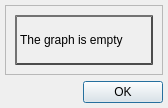
Old version of the form graphdialog.ui in the repository przemekblasiak/petri-net-simulator.
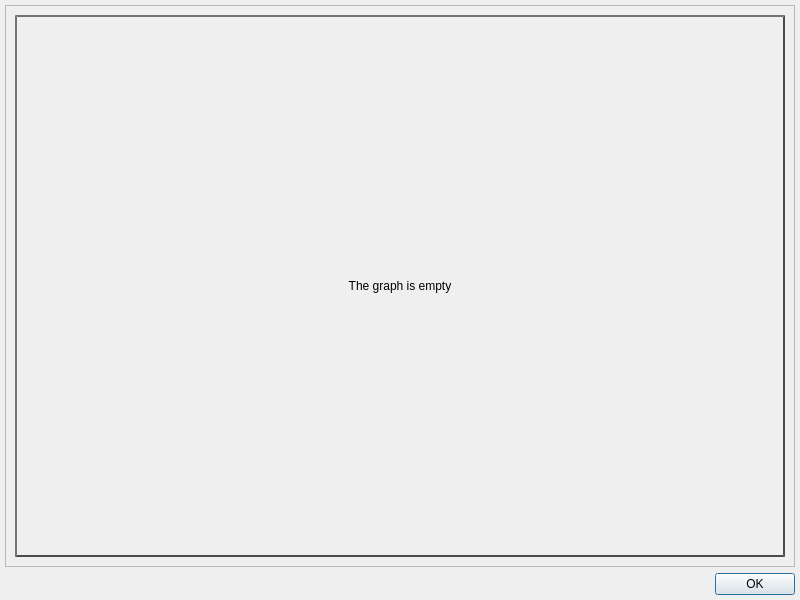
New version of the form.

```diff
--- a/graphdialog.ui
+++ b/graphdialog.ui
@@ -9,16 +9,28 @@
    <rect>
     <x>0</x>
     <y>0</y>
-    <width>168</width>
-    <height>99</height>
+    <width>800</width>
+    <height>600</height>
    </rect>
   </property>
   <property name="sizePolicy">
-   <sizepolicy hsizetype="Minimum" vsizetype="Minimum">
+   <sizepolicy hsizetype="Expanding" vsizetype="Expanding">
     <horstretch>0</horstretch>
     <verstretch>0</verstretch>
    </sizepolicy>
   </property>
+  <property name="minimumSize">
+   <size>
+    <width>800</width>
+    <height>600</height>
+   </size>
+  </property>
+  <property name="maximumSize">
+   <size>
+    <width>1000000</width>
+    <height>1000000</height>
+   </size>
+  </property>
   <property name="windowTitle">
    <string>Graph</string>
   </property>
@@ -41,11 +53,17 @@
    <item>
     <widget class="QScrollArea" name="scrollArea">
      <property name="sizePolicy">
-      <sizepolicy hsizetype="Minimum" vsizetype="Minimum">
+      <sizepolicy hsizetype="Expanding" vsizetype="Expanding">
        <horstretch>0</horstretch>
        <verstretch>0</verstretch>
       </sizepolicy>
      </property>
+     <property name="maximumSize">
+      <size>
+       <width>10000000</width>
+       <height>10000000</height>
+      </size>
+     </property>
      <property name="widgetResizable">
       <bool>true</bool>
      </property>
@@ -54,10 +72,16 @@
        <rect>
         <x>0</x>
         <y>0</y>
-        <width>154</width>
-        <height>44</height>
+        <width>786</width>
+        <height>545</height>
        </rect>
       </property>
+      <property name="sizePolicy">
+       <sizepolicy hsizetype="Minimum" vsizetype="Minimum">
+        <horstretch>0</horstretch>
+        <verstretch>0</verstretch>
+       </sizepolicy>
+      </property>
       <layout class="QVBoxLayout" name="verticalLayout_2">
        <item>
         <widget class="QLabel" name="pixmapLabel">
@@ -81,6 +105,9 @@
          <property name="text">
           <string>The graph is empty</string>
          </property>
+         <property name="alignment">
+          <set>Qt::AlignCenter</set>
+         </property>
         </widget>
        </item>
       </layout>
```
